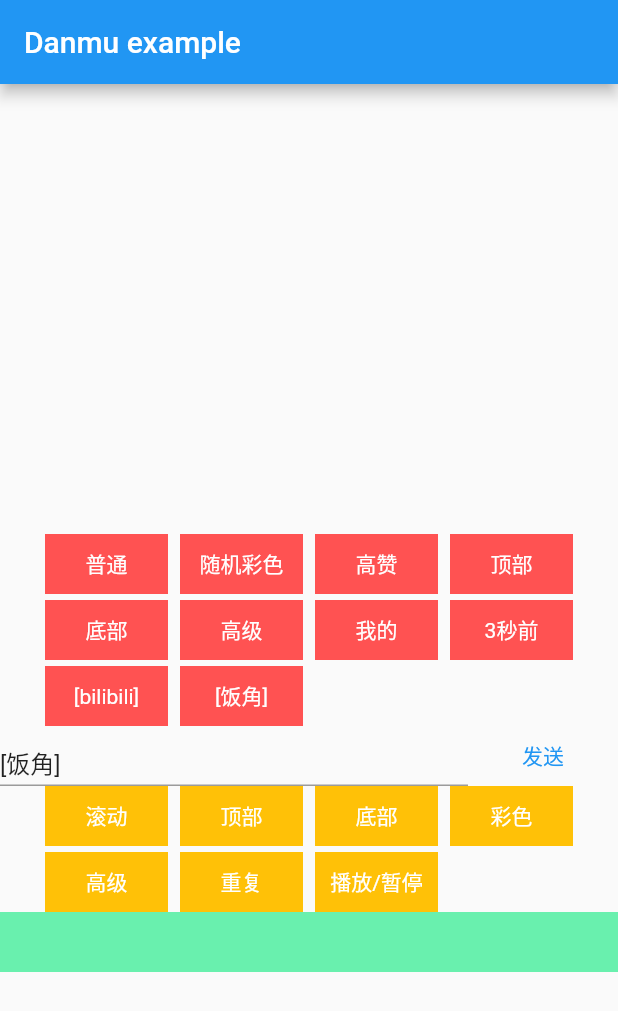
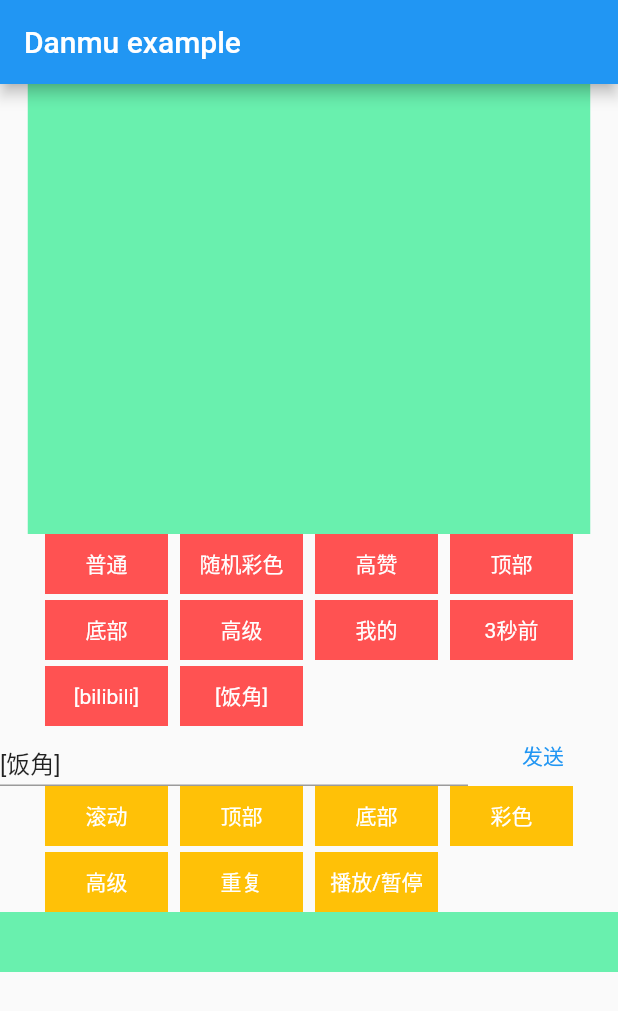
Before and after one commit to LiuShuai92/fanjiao_danmu, a Flutter app: the screen it shows after launch, on a phone screen of 412 x 824 dp. Shown: the top 1011 px of the screen. Run offline on Flutter 3.47's test engine with Material 2 defaults, Android fonts, the phone set to English and light mode, and no system bars.

Commit message:
feat: 自定义"我的弹幕"背景和边框

```diff
--- a/example/lib/main.dart
+++ b/example/lib/main.dart
@@ -74,9 +74,12 @@ class _MyAppState extends State<MyApp> {
           child: Column(
             mainAxisSize: MainAxisSize.min,
             children: [
-              FanjiaoDanmuWidget(
-                size: const Size(375, 300),
-                danmuController: danmuController,
+              Container(
+                color: Colors.greenAccent,
+                child: FanjiaoDanmuWidget(
+                  size: const Size(375, 300),
+                  danmuController: danmuController,
+                ),
               ),
               danmuButton,
               SizedBox(
--- a/lib/fanjiao_danmu/model/danmu_item_model.dart
+++ b/lib/fanjiao_danmu/model/danmu_item_model.dart
@@ -10,6 +10,7 @@ class DanmuItem<T extends DanmuModel> {
   final int lineNum;
   final DanmuSimulation simulation;
   final EdgeInsets padding;
+  final ImageConfiguration configuration;
 
   ///[DanmuFilter] 可能会发生改变 比如[DanmuFilter.repeated]是否是重复内容
   int flag;
@@ -17,8 +18,6 @@ class DanmuItem<T extends DanmuModel> {
   double? dTime;
   Offset? position;
   ui.Image? icon;
-
-  RRect get rRect => RRect.fromRectAndRadius(rect, const Radius.circular(12));
 
   Rect get rect =>
       position == null ? Rect.zero : position! - padding.topLeft & size;
@@ -47,6 +46,8 @@ class DanmuItem<T extends DanmuModel> {
 
   bool get isSelf => model.isSelf;
 
+  BoxDecoration get mineDecoration => model.mineDecoration;
+
   Size size;
 
   SpanInfo spanInfo;
@@ -61,7 +62,8 @@ class DanmuItem<T extends DanmuModel> {
     this.padding = const EdgeInsets.symmetric(vertical: 2, horizontal: 8),
     this.isSelected = false,
     this.lineNum = 0,
-  }) : flag = model.flag;
+  })  : flag = model.flag,
+        configuration = ImageConfiguration(size: size);
 }
 
 /*
@@ -102,6 +104,9 @@ class DanmuModel {
   final InlineSpan? span;
   final String? package;
 
+  ///用于"我的"弹幕
+  final BoxDecoration mineDecoration;
+
   DanmuModel({
     required this.id,
     required this.text,
@@ -120,6 +125,12 @@ class DanmuModel {
       fontWeight: FontWeight.w500,
       decoration: TextDecoration.none,
     ),
+    this.mineDecoration = const BoxDecoration(
+      color: Color(0xCCFF9C6B),
+      borderRadius: BorderRadius.all(Radius.circular(12)),
+      border: Border.fromBorderSide(
+          BorderSide(color: Colors.white, width: 1, style: BorderStyle.solid)),
+    ),
   })  : assert(textStyle != null),
         insertTime = insertTime ?? startTime;
 }
```
Also changed, not shown: lib/fanjiao_danmu/fanjiao_danmu_widget.dart (+10 -16 lines).
